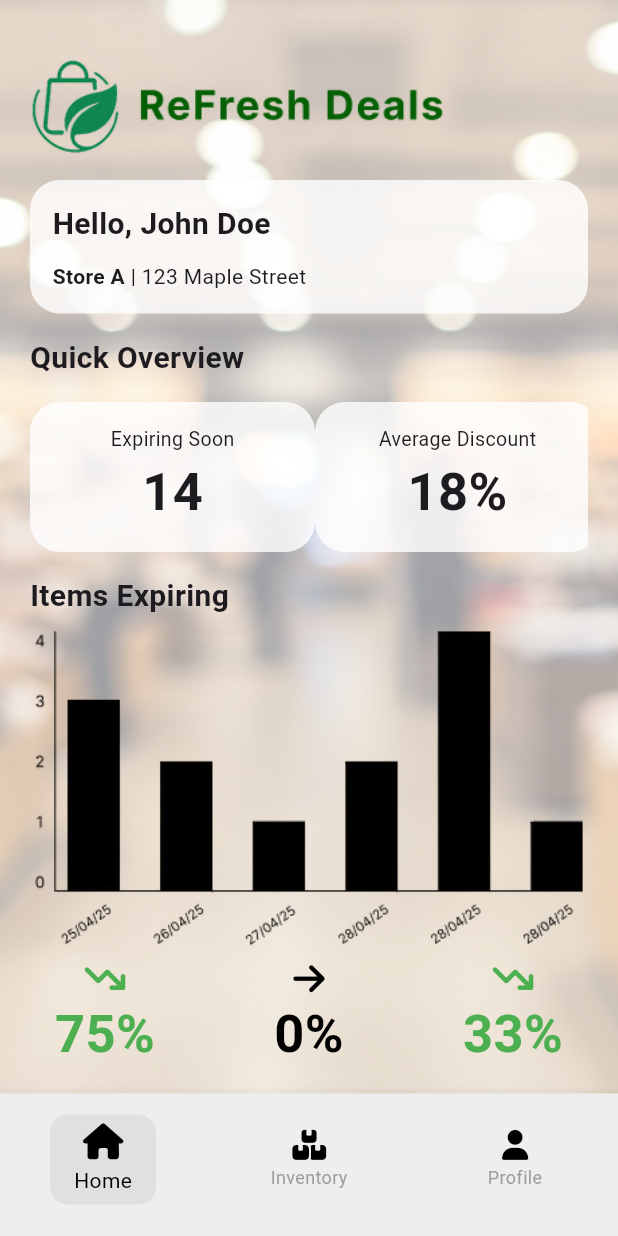
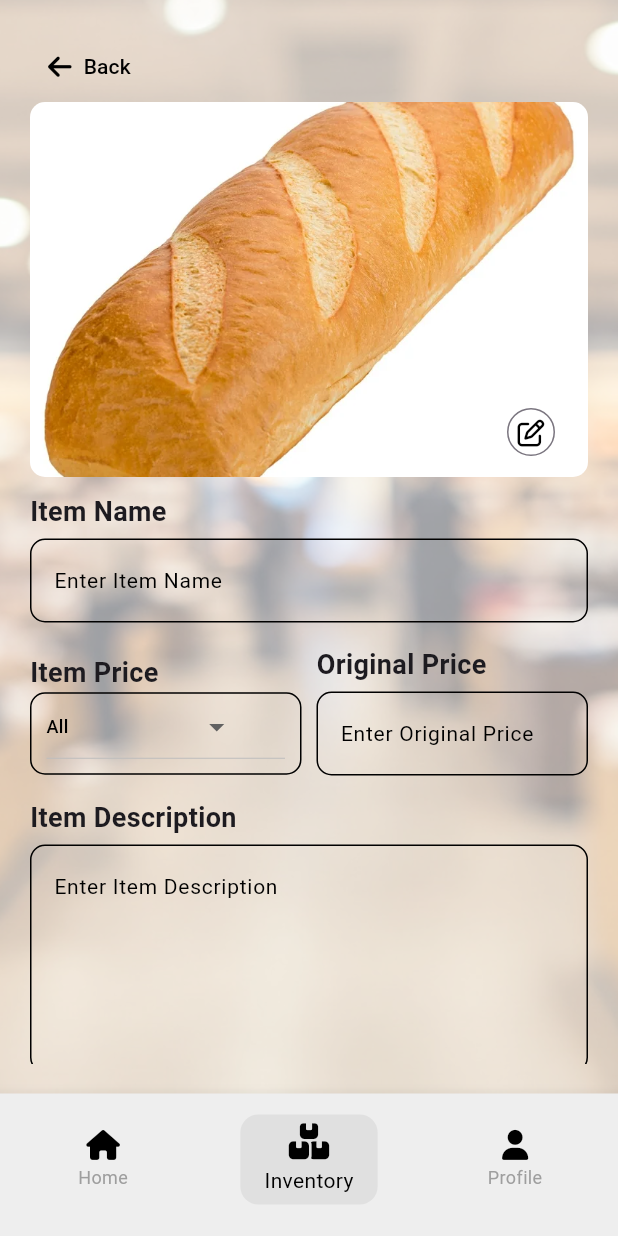
Before and after one commit to yaboywf/refresh-deals, a Flutter app: the screen it shows after launch, on a phone screen of 412 x 824 dp. Run offline on Flutter 3.47's test engine with Material 3 defaults, Android fonts, the light colour scheme and no system bars; our stand-ins replace font_awesome_flutter.

Commit message:
added product editor (incomplete)

```diff
--- a/lib/main.dart
+++ b/lib/main.dart
@@ -8,6 +8,7 @@ import 'pages/profile.dart';
 import 'pages/buyer_product.dart';
 
 import 'pages/shop_home.dart';
+import 'pages/shop_editor.dart';
 
 void main() {
   runApp(const MyApp());
@@ -24,7 +25,7 @@ class MyApp extends StatelessWidget {
       theme: ThemeData(
         colorScheme: ColorScheme.fromSeed(seedColor: Colors.deepPurple),
       ),
-      home: ShopHomePage(),
+      home: ShopEditorPage(),
       routes: {
         '/login': (context) => LoginPage(),
         '/register': (context) => SignupPage(),
@@ -33,6 +34,7 @@ class MyApp extends StatelessWidget {
         '/buyer_shop': (context) => BuyerShopPage(),
         '/profile': (context) => Profile(),
         '/shop_home': (context) => ShopHomePage(),
+        '/shop_editor': (context) => ShopEditorPage(),
       },
     );
   }
--- a/lib/pages/buyer_product.dart
+++ b/lib/pages/buyer_product.dart
@@ -24,7 +24,9 @@ class _BuyerProductState extends State<BuyerProductPage> {
     if (args != null &&
         args is Map<String, dynamic> &&
         args.containsKey('productName')) {
-      widget.productName = args['productName'];
+      setState(() {
+        widget.productName = args['productName'];
+      });
     }
 
     fetchRelatedRecipies();
--- /dev/null
+++ b/lib/pages/shop_editor.dart
@@ -0,0 +1,131 @@
+import 'package:flutter/material.dart';
+import 'package:font_awesome_flutter/font_awesome_flutter.dart';
+import 'package:project/widgets/dropdown.dart';
+import 'package:project/widgets/text_field.dart';
+import '../widgets/navigation_bar.dart';
+import '../widgets/background.dart';
+import '../widgets/text_label.dart';
+
+class ShopEditorPage extends StatelessWidget {
+  const ShopEditorPage({super.key});
+
+  @override
+  Widget build(BuildContext context) {
+    return Scaffold(
+      bottomNavigationBar: NavBar(accountType: 'shop', currentIndex: 1),
+      body: Background(
+        padding: 20.0,
+        imagePath: 'images/content_bg.jpg',
+        child: SingleChildScrollView(
+          child: Column(
+            crossAxisAlignment: CrossAxisAlignment.start,
+            children: [
+              TextButton.icon(
+                icon: FaIcon(FontAwesomeIcons.arrowLeft, color: Colors.black),
+                onPressed:
+                    () => Navigator.pushReplacementNamed(context, '/shop_home'),
+                label: Text("Back", style: TextStyle(color: Colors.black)),
+              ),
+              Container(
+                height: 250,
+                width: double.infinity,
+                decoration: BoxDecoration(
+                  borderRadius: BorderRadius.circular(10.0),
+                  image: DecorationImage(
+                    image: AssetImage("images/bread.webp"),
+                    fit: BoxFit.cover,
+                  ),
+                ),
+                child: Stack(
+                  children: [
+                    Positioned(
+                      right: 10,
+                      bottom: 10,
+                      child: OutlinedButton(
+                        onPressed: () {},
+                        style: OutlinedButton.styleFrom(
+                          backgroundColor: Colors.white,
+                          shape: CircleBorder(),
+                          padding: EdgeInsets.all(15.0),
+                          alignment: Alignment.center,
+                          visualDensity: VisualDensity.compact,
+                        ),
+                        child: FaIcon(
+                          FontAwesomeIcons.penToSquare,
+                          color: Colors.black,
+                          size: 18,
+                        ),
+                      ),
+                    ),
+                  ],
+                ),
+              ),
+              SizedBox(height: 10.0),
+              TextLabel(text: "Item Name"),
+              CustomTextField(
+                controller: TextEditingController(),
+                hintText: 'Enter Item Name',
+                obscureText: false,
+              ),
+              SizedBox(height: 10.0),
+              Row(
+                children: [
+                  Expanded(
+                    child: Column(
+                      crossAxisAlignment: CrossAxisAlignment.start,
+                      children: [
+                        TextLabel(text: "Item Price"),
+                        Container(
+                          width: double.infinity,
+                          height: 55.0,
+                          padding: EdgeInsets.all(10.0),
+                          decoration: BoxDecoration(
+                            color: Colors.transparent,
+                            border: Border.all(color: Colors.black),
+                            borderRadius: BorderRadius.circular(10.0),
+                          ),
+                          child: Dropdown(),
+                        ),
+                      ],
+                    ),
+                  ),
+                  SizedBox(width: 10.0),
+                  Expanded(
+                    child: Column(
+                      crossAxisAlignment: CrossAxisAlignment.start,
+                      children: [
+                        TextLabel(text: "Original Price"),
+                        CustomTextField(
+                          controller: TextEditingController(),
+                          hintText: 'Enter Original Price',
+                          obscureText: false,
+                        ),
+                      ],
+                    ),
+                  ),
+                ],
+              ),
+              SizedBox(height: 10.0),
+              TextLabel(text: "Item Description"),
+              CustomTextField(
+                controller: TextEditingController(),
+                hintText: 'Enter Item Description',
+                obscureText: false,
+                maxLines: 5,
+              ),
+              SizedBox(height: 10.0),
+              Row(
+                mainAxisAlignment: MainAxisAlignment.spaceBetween,
+                children: [
+                  TextLabel(text: "Items"),
+                  FaIcon(FontAwesomeIcons.plus, color: Colors.black, size: 18),
+                ],
+              ),
+
+            ],
+          ),
+        ),
+      ),
+    );
+  }
+}
--- a/lib/widgets/text_field.dart
+++ b/lib/widgets/text_field.dart
@@ -4,12 +4,14 @@ class CustomTextField extends StatelessWidget {
   final TextEditingController controller;
   final String hintText;
   final bool obscureText;
+  final int? maxLines;
 
   const CustomTextField({
     super.key,
     required this.controller,
     required this.hintText,
     required this.obscureText,
+    this.maxLines,
   });
 
   @override
@@ -17,6 +19,8 @@ class CustomTextField extends StatelessWidget {
     return Padding(
       padding: const EdgeInsets.symmetric(vertical: 5.0),
       child: TextField(
+        minLines: maxLines ?? 1,
+        maxLines: null,
         controller: controller,
         obscureText: obscureText,
         cursorColor: Colors.black,
```
